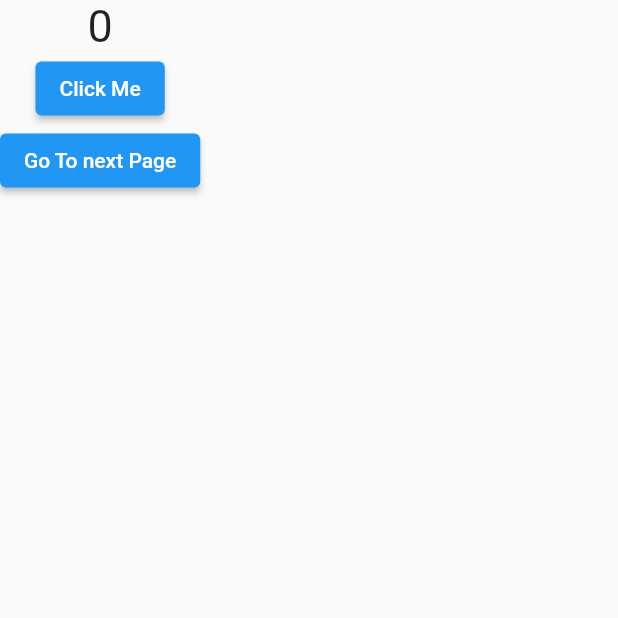
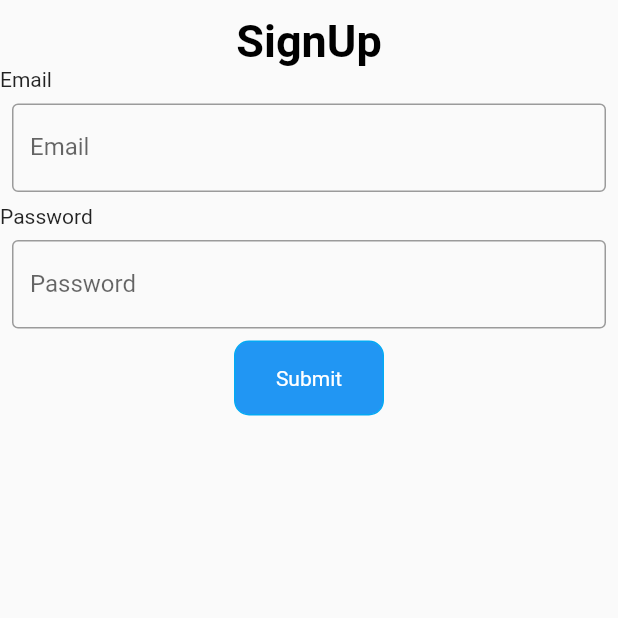
Before and after one commit to jaswinda/flutterDemo, a Flutter app: the screen it shows after launch, on a phone screen of 412 x 824 dp, the top half of it. Run offline on Flutter 3.47's test engine with Material 2 defaults, Android fonts, the phone set to English and light mode, and no system bars; our stand-ins replace get.

```diff
--- a/lib/views/pages/home_screen.dart
+++ b/lib/views/pages/home_screen.dart
@@ -1,6 +1,6 @@
 import 'package:flutter/material.dart';
 import 'package:get/get.dart';
-import 'package:my_first_flutter_project/views/pages/second_screen.dart';
+import 'package:my_first_flutter_project/views/components/my_button.dart';
 import '../../controller/counter.dart';
 
 class HomeScreen extends StatefulWidget {
@@ -12,27 +12,88 @@ class HomeScreen extends StatefulWidget {
 
 class _HomeScreenState extends State<HomeScreen> {
   final counter = Get.put(Counter());
+  final emailController = TextEditingController();
+  final passwordController = TextEditingController();
+  final formKey = GlobalKey<FormState>();
 
   @override
   Widget build(BuildContext context) {
     return SafeArea(
       child: Scaffold(
-          body: Column(
-        children: [
-          Obx(() => Text(counter.count.toString(),
-              style: const TextStyle(fontSize: 30))),
-          ElevatedButton(
-              onPressed: () {
-                counter.increment();
+          body: Form(
+        key: formKey,
+        child: Column(
+          children: [
+            const SizedBox(
+              height: 10,
+            ),
+            const Center(
+                child: Text(
+              "SignUp",
+              style: TextStyle(
+                fontSize: 30,
+                fontWeight: FontWeight.bold,
+                color: Colors.black,
+              ),
+            )),
+            _myField(label: "Email", controller: emailController),
+            _myField(
+                label: "Password",
+                obscureText: true,
+                controller: passwordController),
+            MyButton(
+              onTap: () {
+                var data = {
+                  "email": emailController.text,
+                  "password": passwordController.text
+                };
+                print(data);
               },
-              child: const Text("Click Me")),
-          ElevatedButton(
-              onPressed: () {
-                Get.to(const SecondScreen());
-              },
-              child: const Text("Go To next Page"))
-        ],
+              text: "Submit",
+            )
+          ],
+        ),
       )),
     );
   }
+
+  Widget _myField(
+      {label = "Email",
+      obscureText = false,
+      required TextEditingController controller}) {
+    return Column(
+      children: [
+        Align(
+          alignment: Alignment.centerLeft,
+          child: Text(label, textAlign: TextAlign.left),
+        ),
+        Padding(
+          padding: const EdgeInsets.all(8.0),
+          child: TextFormField(
+            controller: controller,
+            obscureText: obscureText,
+            decoration: InputDecoration(
+              border: const OutlineInputBorder(),
+              labelText: label,
+            ),
+            validator: (value) {
+              if (value == null) {
+                return "Please enter $label";
+              }
+              if (value.isEmpty) {
+                return "Please enter $label";
+              }
+              if (!value.contains("@")) {
+                return "Please enter a valid $label";
+              }
+              // if (value) {
+              //   return 'Please enter a valid email';
+              // }
+              return null;
+            },
+          ),
+        ),
+      ],
+    );
+  }
 }
```
Also changed, not shown: lib/views/pages/second_screen.dart (deleted, +0 -47 lines).
